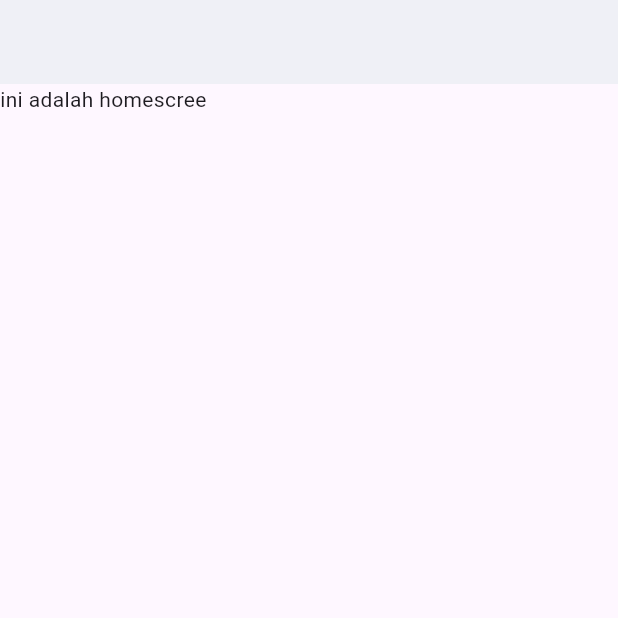
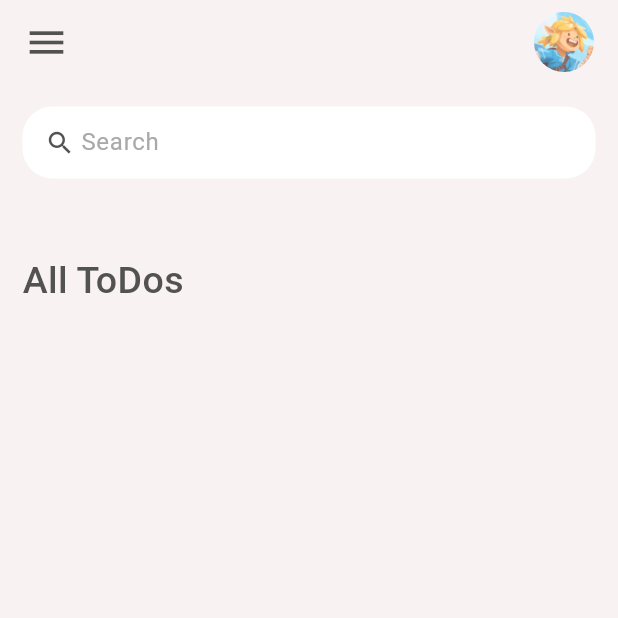
Before and after one commit to sagitarisandy/flutter-todo-app, a Flutter app: the screen it shows after launch, on a phone screen of 412 x 824 dp, the top half of it. Run offline on Flutter 3.47's test engine with Material 3 defaults, Android fonts, the phone set to English and light mode, and no system bars.

Commit message:
create search box

```diff
--- a/lib/constans/colors.dart
+++ b/lib/constans/colors.dart
@@ -3,7 +3,7 @@ import 'package:flutter/material.dart';
 const Color tdRed = Color(0xFFDA4040);
 const Color tdBlue = Color(0xFF5F52EE);
 
-const Color tdBlack = Color(0xFF3A3A3A);
-const Color tdGrey = Color(0xFF717171);
+const Color tdBlack = Color.fromARGB(255, 82, 82, 82);
+const Color tdGrey = Color.fromARGB(255, 169, 169, 169);
 
-const Color tdBGColor = Color(0xEFEEEFF5);
+const Color tdBGColor = Color.fromARGB(255, 249, 242, 242);
--- a/lib/screens/home.dart
+++ b/lib/screens/home.dart
@@ -1,4 +1,5 @@
 import 'package:flutter/material.dart';
+import 'package:flutter/widgets.dart';
 import 'package:my_flutter_project/constans/colors.dart';
 
 class Home extends StatelessWidget {
@@ -7,12 +8,91 @@ class Home extends StatelessWidget {
   @override
   Widget build(BuildContext context) {
     return Scaffold(
-      appBar: AppBar(
-        backgroundColor: tdBGColor,
-      ),
+      backgroundColor: tdBGColor,
+      appBar: _buildAppBar(),
       body: Container(
-        child: Text('ini adalah homescree'),
+        padding: EdgeInsets.symmetric(
+          horizontal: 15,
+          vertical: 15
+        ),
+        child: Column(
+          children: [
+            searchBox(),
+            Expanded(
+              child: ListView(
+                children: [
+                  Container(
+                    margin: EdgeInsets.only(
+                      top:50,
+                      bottom:20,
+                    ),
+                    child: Text(
+                      'All ToDos',
+                      style:TextStyle(
+                        fontSize: 25,
+                        fontWeight: FontWeight.w500,
+                        color: tdBlack,
+                      )
+                    ),
+                  )
+                ],
+              ),
+            )
+          ],
+        ),
       ),
     );
   }
 }
+
+
+  Widget searchBox() {
+    return Container(
+      padding: EdgeInsets.symmetric(horizontal: 15),
+      decoration: BoxDecoration(
+        color: Colors.white,
+        borderRadius: BorderRadius.circular(20)
+      ),
+      child: TextField(
+        decoration: InputDecoration(
+          contentPadding: EdgeInsets.all(0),
+          prefixIcon: Icon(
+            Icons.search,
+            color: tdBlack,
+            size: 20,
+          ),
+          prefixIconConstraints: BoxConstraints(
+            maxHeight: 20,
+            maxWidth: 25
+          ),
+          border: InputBorder.none,
+          hintText: 'Search',
+          hintStyle: TextStyle(color: tdGrey),
+        ),
+      ),
+    );
+  }
+
+
+  AppBar _buildAppBar() {
+    return AppBar(
+      backgroundColor: tdBGColor,
+      title: Row(
+        mainAxisAlignment: MainAxisAlignment.spaceBetween,
+        children: [
+        Icon(
+          Icons.menu,
+          color: tdBlack,
+          size: 30,
+        ),
+        Container(
+          height: 40,
+          width: 40,
+          child: ClipRRect(
+            borderRadius: BorderRadius.circular(20),
+            child: Image.asset('assets/images/avatar.png'),
+          ),
+        ),
+      ],),
+    );
+  }
--- a/lib/widgets/main.dart
+++ b/lib/widgets/main.dart
@@ -1,4 +1,5 @@
 import 'package:flutter/material.dart';
+import 'package:flutter/services.dart';
 import 'package:my_flutter_project/screens/home.dart';
 
 void main() {
@@ -11,7 +12,9 @@ class MyApp extends StatelessWidget {
   // This widget is the root of your application
   @override
   Widget build(BuildContext context){
+    SystemChrome.setSystemUIOverlayStyle(SystemUiOverlayStyle(statusBarColor: Colors.transparent));
     return MaterialApp(
+      debugShowCheckedModeBanner: false,
       title: 'ToDo App',
       home: Home(),
     );
```
Also changed, not shown: assets/images/avatar.png.
